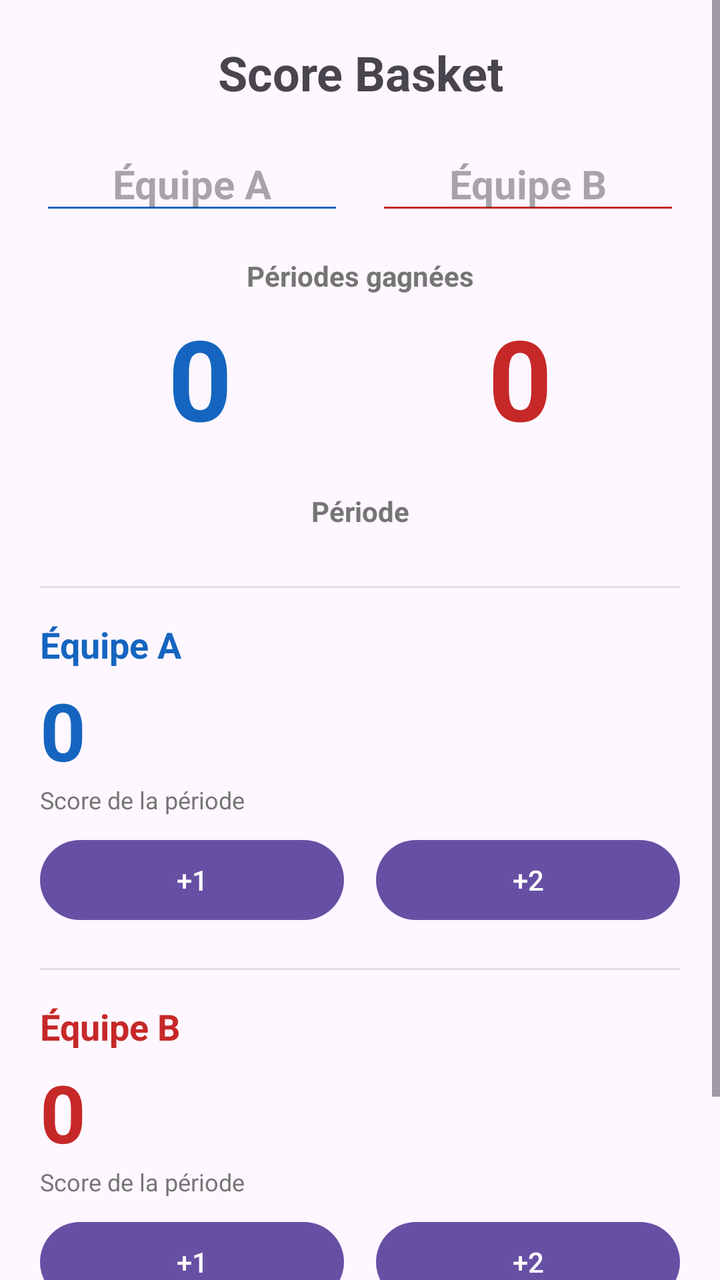
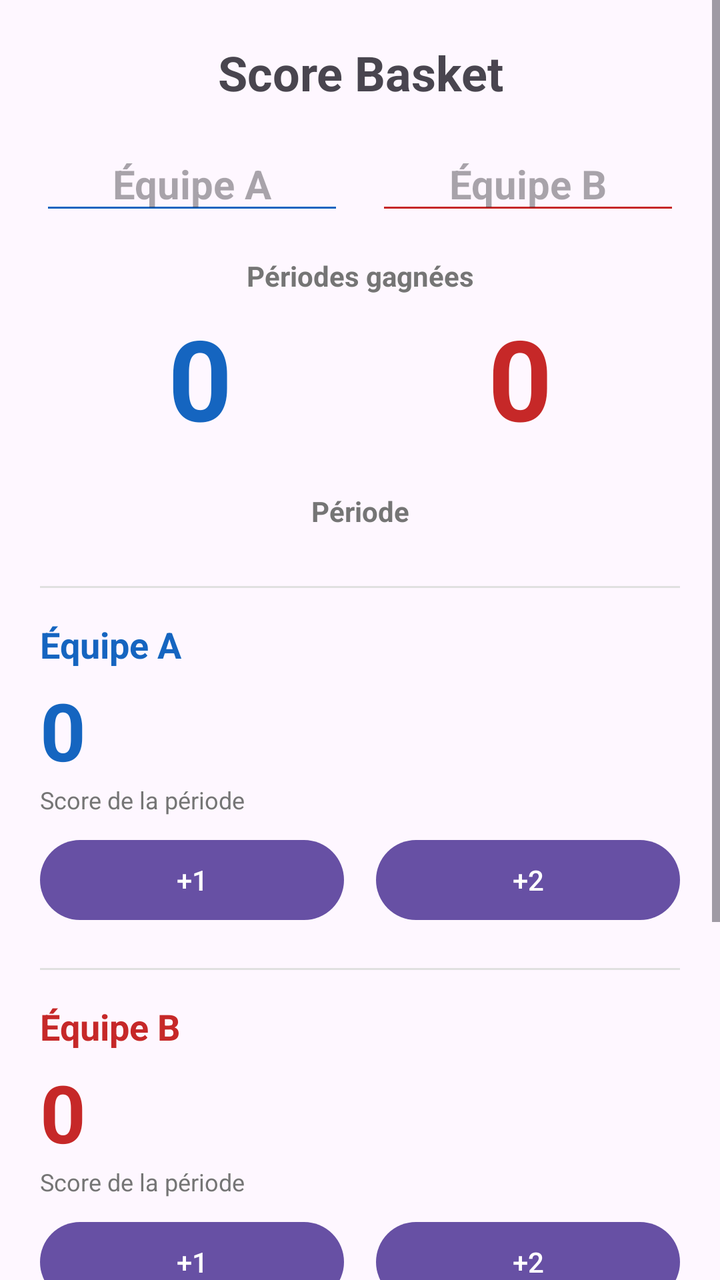

Two renders of the same Android screen: before a commit and after it. Below are the layout's source before the change and the commit's diff.
<!-- AndroidManifest.xml: application theme Theme.ScoreBasket -->
<!-- res/layout/activity_main.xml -->
<?xml version="1.0" encoding="utf-8"?>
<ScrollView xmlns:android="http://schemas.android.com/apk/res/android"
    android:layout_width="match_parent"
    android:layout_height="match_parent"
    android:fillViewport="true">

    <LinearLayout
        android:layout_width="match_parent"
        android:layout_height="wrap_content"
        android:orientation="vertical"
        android:padding="20dp">

        <TextView
            android:layout_width="match_parent"
            android:layout_height="wrap_content"
            android:text="@string/app_name"
            android:textAlignment="center"
            android:textSize="24sp"
            android:textStyle="bold" />

        <LinearLayout
            android:layout_width="match_parent"
            android:layout_height="wrap_content"
            android:layout_marginTop="16dp"
            android:orientation="horizontal">

            <EditText
                android:id="@+id/etNameA"
                android:layout_width="0dp"
                android:layout_height="wrap_content"
                android:layout_marginEnd="8dp"
                android:layout_weight="1"
                android:backgroundTint="@color/team_a"
                android:gravity="center"
                android:hint="@string/team_a"
                android:imeOptions="actionDone"
                android:inputType="text"
                android:maxLines="1"
                android:textColor="@color/team_a"
                android:textSize="20sp"
                android:textStyle="bold" />

            <EditText
                android:id="@+id/etNameB"
                android:layout_width="0dp"
                android:layout_height="wrap_content"
                android:layout_marginStart="8dp"
                android:layout_weight="1"
                android:backgroundTint="@color/team_b"
                android:gravity="center"
                android:hint="@string/team_b"
                android:imeOptions="actionDone"
                android:inputType="text"
                android:maxLines="1"
                android:textColor="@color/team_b"
                android:textSize="20sp"
                android:textStyle="bold" />
        </LinearLayout>

        <TextView
            android:layout_width="match_parent"
            android:layout_height="wrap_content"
            android:layout_marginTop="16dp"
            android:text="@string/periods_won"
            android:textAlignment="center"
            android:textColor="#757575"
            android:textSize="14sp"
            android:textStyle="bold" />

        <LinearLayout
            android:layout_width="match_parent"
            android:layout_height="wrap_content"
            android:layout_marginTop="4dp"
            android:orientation="horizontal">

            <TextView
                android:id="@+id/tvWinsA"
                android:layout_width="0dp"
                android:layout_height="wrap_content"
                android:layout_weight="1"
                android:text="0"
                android:textAlignment="center"
                android:textColor="@color/team_a"
                android:textSize="56sp"
                android:textStyle="bold" />

            <TextView
                android:id="@+id/tvWinsB"
                android:layout_width="0dp"
                android:layout_height="wrap_content"
                android:layout_weight="1"
                android:text="0"
                android:textAlignment="center"
                android:textColor="@color/team_b"
                android:textSize="56sp"
                android:textStyle="bold" />
        </LinearLayout>

        <TextView
            android:layout_width="match_parent"
            android:layout_height="wrap_content"
            android:layout_marginTop="20dp"
            android:text="@string/period_label"
            android:textAlignment="center"
            android:textColor="#757575"
            android:textSize="14sp"
            android:textStyle="bold" />

        <LinearLayout
            android:id="@+id/llPeriods"
            android:layout_width="match_parent"
            android:layout_height="wrap_content"
            android:layout_marginTop="8dp"
            android:gravity="center_horizontal"
            android:orientation="horizontal" />

        <View
            android:layout_width="match_parent"
            android:layout_height="1dp"
            android:layout_marginTop="20dp"
            android:background="@color/divider" />

        <TextView
            android:id="@+id/tvTeamALabel"
            android:layout_width="match_parent"
            android:layout_height="wrap_content"
            android:layout_marginTop="16dp"
            android:text="@string/team_a"
            android:textColor="@color/team_a"
            android:textSize="18sp"
            android:textStyle="bold" />

        <TextView
            android:id="@+id/tvPeriodA"
            android:layout_width="match_parent"
            android:layout_height="wrap_content"
            android:layout_marginTop="4dp"
            android:text="0"
            android:textColor="@color/team_a"
            android:textSize="40sp"
            android:textStyle="bold" />

        <TextView
            android:layout_width="match_parent"
            android:layout_height="wrap_content"
            android:text="@string/score_period"
            android:textColor="#757575"
            android:textSize="12sp" />

        <LinearLayout
            android:layout_width="match_parent"
            android:layout_height="wrap_content"
            android:layout_marginTop="8dp"
            android:orientation="horizontal">

            <Button
                android:id="@+id/btnA1"
                android:layout_width="0dp"
                android:layout_height="wrap_content"
                android:layout_marginEnd="8dp"
                android:layout_weight="1"
                android:text="@string/add_one" />

            <Button
                android:id="@+id/btnA2"
                android:layout_width="0dp"
                android:layout_height="wrap_content"
                android:layout_marginStart="8dp"
                android:layout_weight="1"
                android:text="@string/add_two" />
        </LinearLayout>

        <View
            android:layout_width="match_parent"
            android:layout_height="1dp"
            android:layout_marginTop="20dp"
            android:background="@color/divider" />

        <TextView
            android:id="@+id/tvTeamBLabel"
            android:layout_width="match_parent"
            android:layout_height="wrap_content"
            android:layout_marginTop="16dp"
            android:text="@string/team_b"
            android:textColor="@color/team_b"
            android:textSize="18sp"
            android:textStyle="bold" />

        <TextView
            android:id="@+id/tvPeriodB"
            android:layout_width="match_parent"
            android:layout_height="wrap_content"
            android:layout_marginTop="4dp"
            android:text="0"
            android:textColor="@color/team_b"
            android:textSize="40sp"
            android:textStyle="bold" />

        <TextView
            android:layout_width="match_parent"
            android:layout_height="wrap_content"
            android:text="@string/score_period"
            android:textColor="#757575"
            android:textSize="12sp" />

        <LinearLayout
            android:layout_width="match_parent"
            android:layout_height="wrap_content"
            android:layout_marginTop="8dp"
            android:orientation="horizontal">

            <Button
                android:id="@+id/btnB1"
                android:layout_width="0dp"
                android:layout_height="wrap_content"
                android:layout_marginEnd="8dp"
                android:layout_weight="1"
                android:text="@string/add_one" />

            <Button
                android:id="@+id/btnB2"
                android:layout_width="0dp"
                android:layout_height="wrap_content"
                android:layout_marginStart="8dp"
                android:layout_weight="1"
                android:text="@string/add_two" />
        </LinearLayout>

        <Button
            android:id="@+id/btnReset"
            style="@style/Widget.Material3.Button.OutlinedButton"
            android:layout_width="match_parent"
            android:layout_height="wrap_content"
            android:layout_marginTop="24dp"
            android:text="@string/reset"
            android:textColor="@color/team_b" />

    </LinearLayout>
</ScrollView>
<!-- resources referenced by this layout -->
<resources>
  <color name="divider">#E0E0E0</color>
  <color name="team_a">#1565C0</color>
  <color name="team_b">#C62828</color>
  <string name="add_one">+1</string>
  <string name="add_two">+2</string>
  <string name="app_name">Score Basket</string>
  <string name="period_label">Période</string>
  <string name="periods_won">Périodes gagnées</string>
  <string name="reset">Réinitialiser le match</string>
  <string name="score_period">Score de la période</string>
  <string name="team_a">Équipe A</string>
  <string name="team_b">Équipe B</string>
  <style name="Theme.ScoreBasket" parent="Theme.Material3.DayNight.NoActionBar" />
</resources>

<!-- the commit's change to res/layout/activity_main.xml (unified diff, before → after) -->
@@ -235,5 +235,43 @@
             android:text="@string/reset"
             android:textColor="@color/team_b" />
 
+        <Button
+            android:id="@+id/btnSave"
+            android:layout_width="match_parent"
+            android:layout_height="wrap_content"
+            android:layout_marginTop="8dp"
+            android:text="@string/save_match" />
+
+        <TextView
+            android:id="@+id/tvStatus"
+            android:layout_width="match_parent"
+            android:layout_height="wrap_content"
+            android:layout_marginTop="8dp"
+            android:textAlignment="center"
+            android:textColor="@color/accent"
+            android:textSize="14sp" />
+
+        <View
+            android:layout_width="match_parent"
+            android:layout_height="1dp"
+            android:layout_marginTop="16dp"
+            android:background="@color/divider" />
+
+        <TextView
+            android:layout_width="match_parent"
+            android:layout_height="wrap_content"
+            android:layout_marginTop="12dp"
+            android:text="@string/saved_matches"
+            android:textColor="#757575"
+            android:textSize="16sp"
+            android:textStyle="bold" />
+
+        <LinearLayout
+            android:id="@+id/llMatches"
+            android:layout_width="match_parent"
+            android:layout_height="wrap_content"
+            android:layout_marginTop="8dp"
+            android:orientation="vertical" />
+
     </LinearLayout>
 </ScrollView>
<!-- resource entries referenced after the edit -->
@@ -1,5 +1,6 @@
 <!-- resources referenced by this layout -->
 <resources>
+  <color name="accent">#EF6C00</color>
   <color name="divider">#E0E0E0</color>
   <color name="team_a">#1565C0</color>
   <color name="team_b">#C62828</color>
@@ -9,6 +10,8 @@
   <string name="period_label">Période</string>
   <string name="periods_won">Périodes gagnées</string>
   <string name="reset">Réinitialiser le match</string>
+  <string name="save_match">Enregistrer le match</string>
+  <string name="saved_matches">Matchs enregistrés</string>
   <string name="score_period">Score de la période</string>
   <string name="team_a">Équipe A</string>
   <string name="team_b">Équipe B</string>
